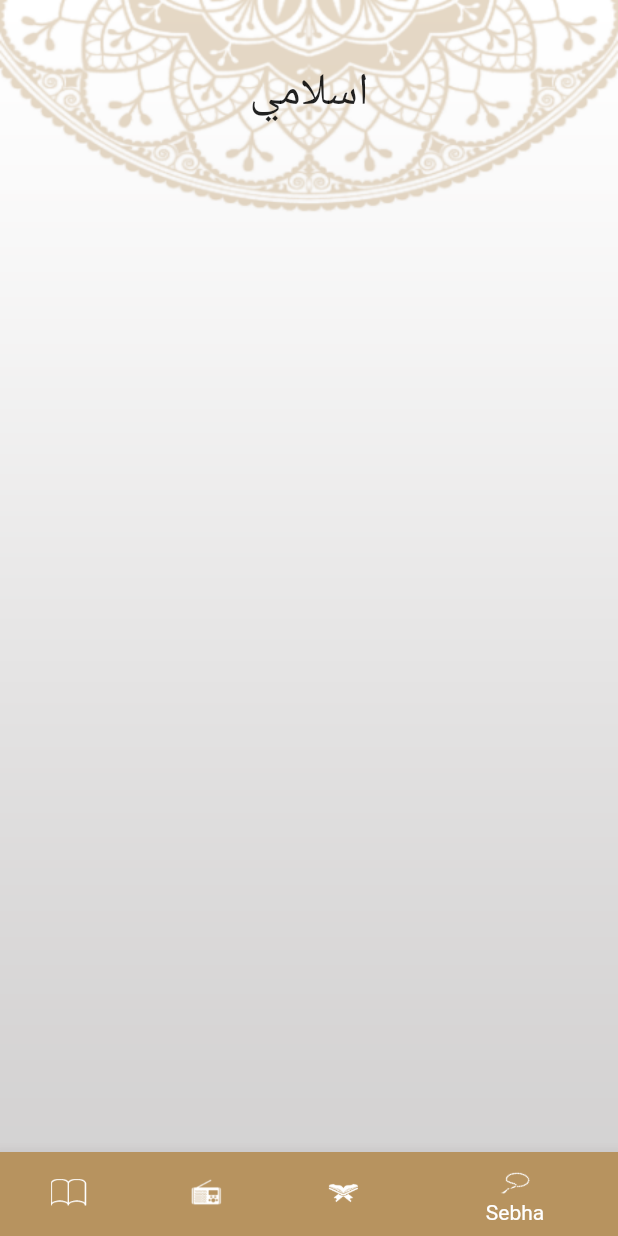
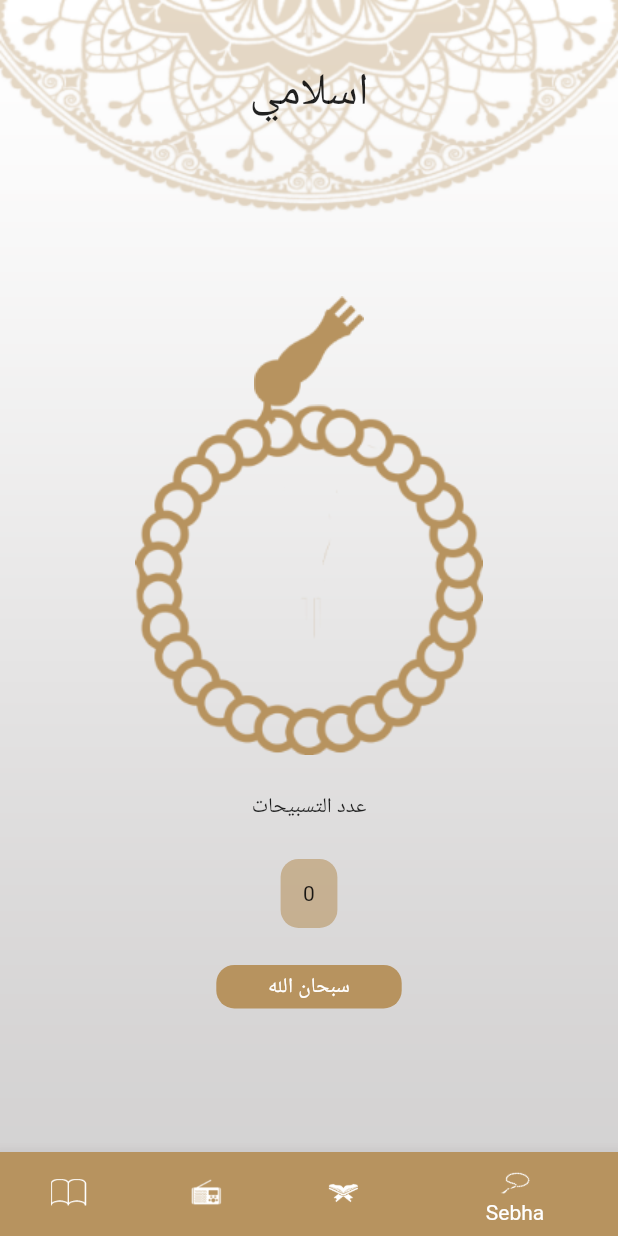
Before and after one commit to esraaabdrabo/new_islam, a Flutter app: the screen it shows after launch, item 4 of the bottom bar chosen, on a phone screen of 412 x 824 dp. Run offline on Flutter 3.47's test engine with Material 2 defaults, Android fonts, the phone set to English and light mode, and no system bars.

Commit message:
finish sebha screen functionality

```diff
--- a/lib/views/sebha.dart
+++ b/lib/views/sebha.dart
@@ -1,4 +1,6 @@
 import 'package:flutter/material.dart';
+import 'package:new_islam/myThemeData.dart';
+import 'dart:math' as math;
 
 class Sebha extends StatefulWidget {
   const Sebha({Key? key}) : super(key: key);
@@ -8,8 +10,78 @@ class Sebha extends StatefulWidget {
 }
 
 class _SebhaState extends State<Sebha> {
+  var num = 0;
+  var athkarIndex = 0;
+  double sebhaAngle = 0.0;
   @override
   Widget build(BuildContext context) {
-    return Container();
+    List<String> athkar = ['سبحان الله', 'الله اكبر', 'استغفر الله'];
+
+    return Column(
+      children: [
+        SizedBox(
+          height: MediaQuery.of(context).size.height * .1,
+        ),
+        //head sebha
+        Transform.rotate(
+          angle: sebhaAngle,
+          child: InkWell(
+              onTap: () {
+                var incrAngle = MediaQuery.of(context).size.width * .00048;
+                sebhaAngle = sebhaAngle + incrAngle;
+                num++;
+                if (num == 34) {
+                  num = 0;
+                  if (athkarIndex == athkar.length - 1) {
+                    //2 == 3-1
+                    //index=0
+                    athkarIndex = 0;
+                    sebhaAngle = 0;
+                  } else {
+                    athkarIndex++;
+                  }
+                }
+                setState(() {});
+              },
+              child: Column(children: [
+                Transform.translate(
+                    offset: Offset(0, MediaQuery.of(context).size.width * .08),
+                    child: Image.asset('assets/images/head_sebha_logo.png')),
+                Image.asset('assets/images/body_sebha_logo.png'), //body sebha
+              ])),
+        ),
+        //number of tasbe7
+        const Padding(
+          padding: EdgeInsets.all(25),
+          child: Text('عدد التسبيحات'),
+        ),
+        //click number
+        Container(
+            padding: const EdgeInsets.all(15),
+            decoration: BoxDecoration(
+              borderRadius: const BorderRadius.all(Radius.circular(12)),
+              color: MyThemeData.primaryColor.withAlpha(150),
+            ),
+            child: Text(
+              num.toString(),
+            )),
+        SizedBox(
+          height: MediaQuery.of(context).size.height * .03,
+        ),
+        //tasbeha name
+        Container(
+            width: MediaQuery.of(context).size.width * .3,
+            padding: const EdgeInsets.all(5),
+            decoration: BoxDecoration(
+              borderRadius: const BorderRadius.all(Radius.circular(12)),
+              color: MyThemeData.primaryColor,
+            ),
+            child: Text(
+              athkar[athkarIndex],
+              textAlign: TextAlign.center,
+              style: const TextStyle(color: Colors.white),
+            )),
+      ],
+    );
   }
 }
```
